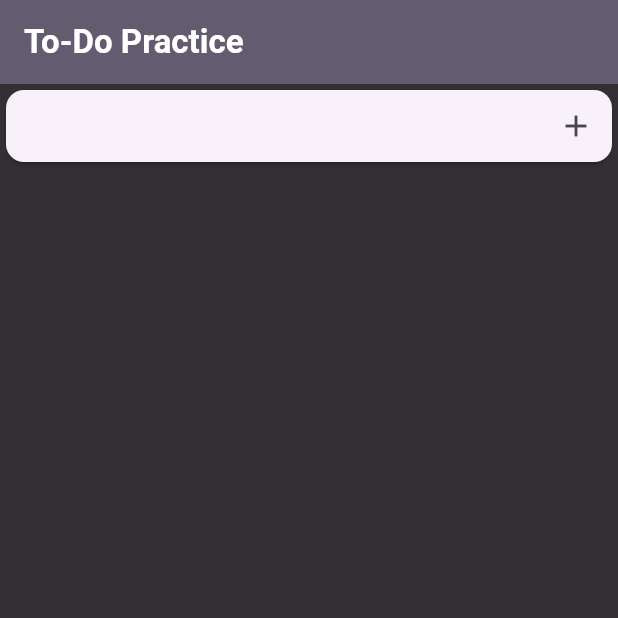
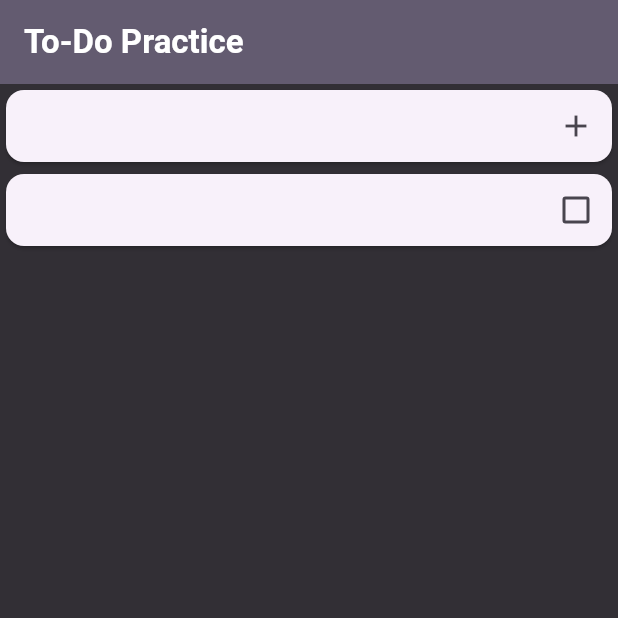
Before and after one commit to RaymundoSantorski/todo_practice, a Flutter app: the screen it shows after launch, after a tap on the "add" icon, on a phone screen of 412 x 824 dp, the top half of it. Run offline on Flutter 3.47's test engine with Material 3 defaults, Android fonts, the phone set to English and light mode, and no system bars.

Commit message:
Add: ListView with cards for every To-Do in the list

```diff
--- a/lib/main.dart
+++ b/lib/main.dart
@@ -40,9 +40,7 @@ class _MyHomePageState extends State<MyHomePage> {
     setState(() {
       todos.add(todo);
     });
-    for (todo in todos) {
-      print(todo.title);
-    }
+    _controller.clear();
   }
 
   @override
@@ -77,6 +75,22 @@ class _MyHomePageState extends State<MyHomePage> {
               ],
             ),
           ),
+          Expanded(
+            child: ListView(
+              children: [
+                for (Todo todo in todos)
+                  Card(
+                    key: todo.key,
+                    child: Row(
+                      children: [
+                        Expanded(child: Text(todo.title)),
+                        Checkbox(value: todo.completed, onChanged: (value) {}),
+                      ],
+                    ),
+                  ),
+              ],
+            ),
+          ),
         ],
       ),
     );
```
